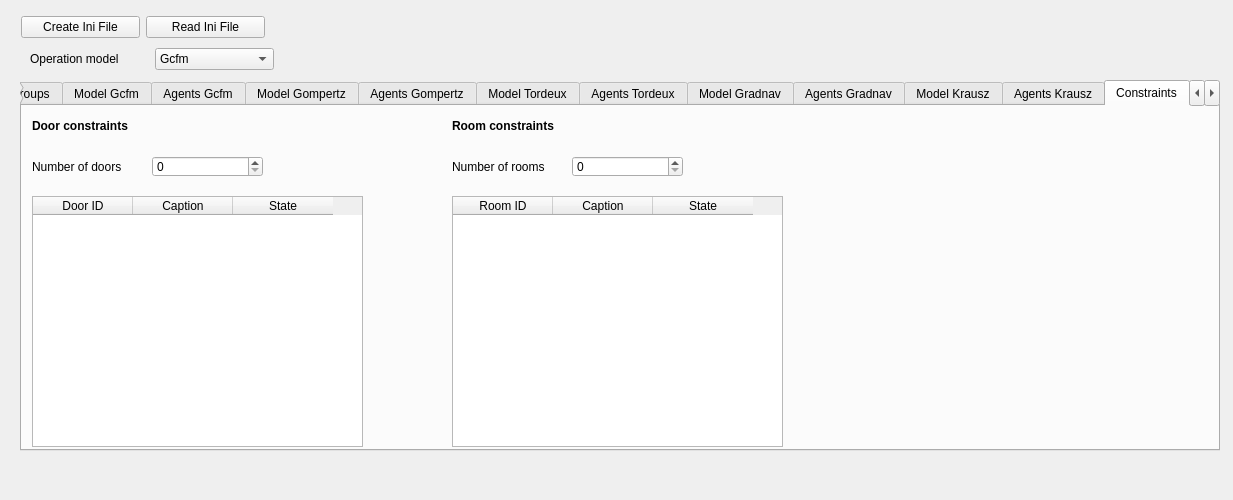
JuPedSim/jpseditor, file forms/inifilewidget.ui: the form before one commit.
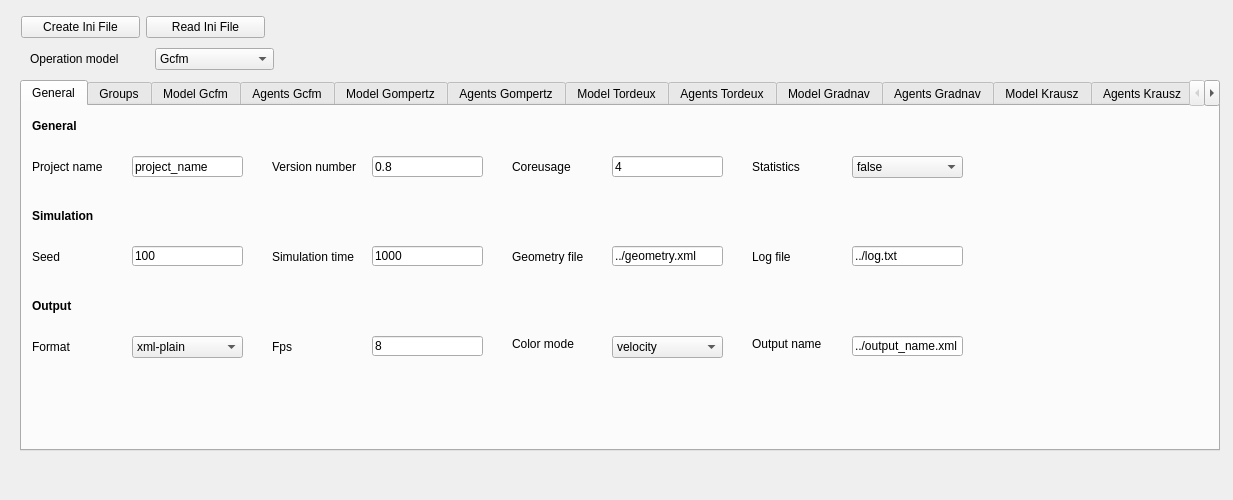
The form after the commit. The open tabs and pages were chosen to show the change.

Commit message: Remove traffic from inifilewidget

```diff
--- a/forms/inifilewidget.ui
+++ b/forms/inifilewidget.ui
@@ -305,45 +305,6 @@
       <string>1000</string>
      </property>
     </widget>
-    <widget class="QLabel" name="label_general_d">
-     <property name="geometry">
-      <rect>
-       <x>10</x>
-       <y>280</y>
-       <width>151</width>
-       <height>21</height>
-      </rect>
-     </property>
-     <property name="text">
-      <string>&lt;html&gt;&lt;head/&gt;&lt;body&gt;&lt;p&gt;&lt;span style=&quot; font-weight:600;&quot;&gt;Goals and Constraints&lt;/span&gt;&lt;/p&gt;&lt;/body&gt;&lt;/html&gt;</string>
-     </property>
-    </widget>
-    <widget class="QLabel" name="label_general_14">
-     <property name="geometry">
-      <rect>
-       <x>250</x>
-       <y>320</y>
-       <width>91</width>
-       <height>16</height>
-      </rect>
-     </property>
-     <property name="text">
-      <string>Edit Constraints</string>
-     </property>
-    </widget>
-    <widget class="QCheckBox" name="checkBox_general_2">
-     <property name="geometry">
-      <rect>
-       <x>350</x>
-       <y>320</y>
-       <width>31</width>
-       <height>21</height>
-      </rect>
-     </property>
-     <property name="text">
-      <string/>
-     </property>
-    </widget>
     <widget class="QComboBox" name="comboBox_general_02">
      <property name="geometry">
       <rect>
@@ -3934,142 +3895,6 @@
      </property>
     </widget>
    </widget>
-   <widget class="QWidget" name="tab_constraints">
-    <property name="enabled">
-     <bool>true</bool>
-    </property>
-    <property name="whatsThis">
-     <string/>
-    </property>
-    <property name="styleSheet">
-     <string notr="true"/>
-    </property>
-    <attribute name="title">
-     <string>Constraints</string>
-    </attribute>
-    <widget class="QLabel" name="label_constraints_a">
-     <property name="geometry">
-      <rect>
-       <x>10</x>
-       <y>10</y>
-       <width>101</width>
-       <height>21</height>
-      </rect>
-     </property>
-     <property name="text">
-      <string>&lt;html&gt;&lt;head/&gt;&lt;body&gt;&lt;p&gt;&lt;span style=&quot; font-weight:600;&quot;&gt;Door constraints&lt;/span&gt;&lt;/p&gt;&lt;/body&gt;&lt;/html&gt;</string>
-     </property>
-    </widget>
-    <widget class="QLabel" name="label_constraints_1">
-     <property name="geometry">
-      <rect>
-       <x>10</x>
-       <y>50</y>
-       <width>111</width>
-       <height>21</height>
-      </rect>
-     </property>
-     <property name="text">
-      <string>Number of doors</string>
-     </property>
-    </widget>
-    <widget class="QSpinBox" name="spinBox_constraints_1">
-     <property name="geometry">
-      <rect>
-       <x>130</x>
-       <y>50</y>
-       <width>111</width>
-       <height>21</height>
-      </rect>
-     </property>
-    </widget>
-    <widget class="QLabel" name="label_constraints_b">
-     <property name="geometry">
-      <rect>
-       <x>430</x>
-       <y>10</y>
-       <width>121</width>
-       <height>21</height>
-      </rect>
-     </property>
-     <property name="text">
-      <string>&lt;html&gt;&lt;head/&gt;&lt;body&gt;&lt;p&gt;&lt;span style=&quot; font-weight:600;&quot;&gt;Room constraints&lt;/span&gt;&lt;/p&gt;&lt;/body&gt;&lt;/html&gt;</string>
-     </property>
-    </widget>
-    <widget class="QSpinBox" name="spinBox_constraints_2">
-     <property name="geometry">
-      <rect>
-       <x>550</x>
-       <y>50</y>
-       <width>111</width>
-       <height>21</height>
-      </rect>
-     </property>
-    </widget>
-    <widget class="QLabel" name="label_constraints_2">
-     <property name="geometry">
-      <rect>
-       <x>430</x>
-       <y>50</y>
-       <width>121</width>
-       <height>21</height>
-      </rect>
-     </property>
-     <property name="text">
-      <string>Number of rooms</string>
-     </property>
-    </widget>
-    <widget class="QTableWidget" name="tableWidget_constraints_1">
-     <property name="geometry">
-      <rect>
-       <x>10</x>
-       <y>90</y>
-       <width>331</width>
-       <height>251</height>
-      </rect>
-     </property>
-     <column>
-      <property name="text">
-       <string>Door ID</string>
-      </property>
-     </column>
-     <column>
-      <property name="text">
-       <string>Caption</string>
-      </property>
-     </column>
-     <column>
-      <property name="text">
-       <string>State</string>
-      </property>
-     </column>
-    </widget>
-    <widget class="QTableWidget" name="tableWidget_constraints_2">
-     <property name="geometry">
-      <rect>
-       <x>430</x>
-       <y>90</y>
-       <width>331</width>
-       <height>251</height>
-      </rect>
-     </property>
-     <column>
-      <property name="text">
-       <string>Room ID</string>
-      </property>
-     </column>
-     <column>
-      <property name="text">
-       <string>Caption</string>
-      </property>
-     </column>
-     <column>
-      <property name="text">
-       <string>State</string>
-      </property>
-     </column>
-    </widget>
-   </widget>
    <widget class="QWidget" name="tab_route_choice">
     <attribute name="title">
      <string>Route choice</string>
```
Left out of the diff: 5 changed lines with no effect on the pictures. The commit also changes 6 other files.
